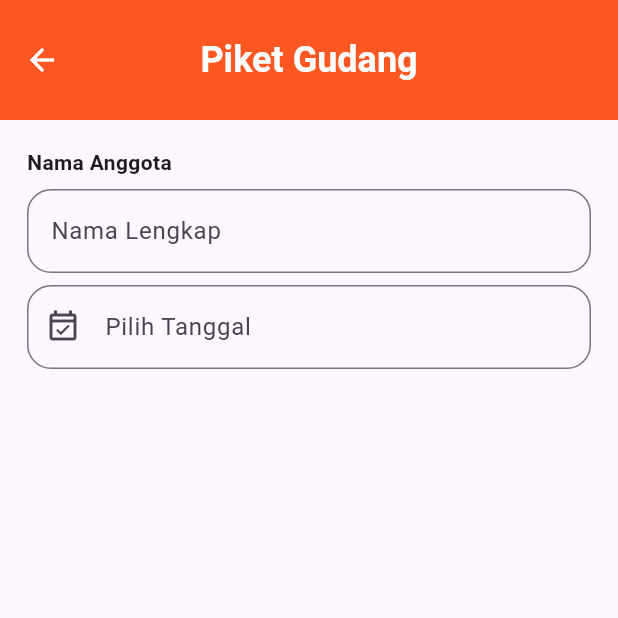
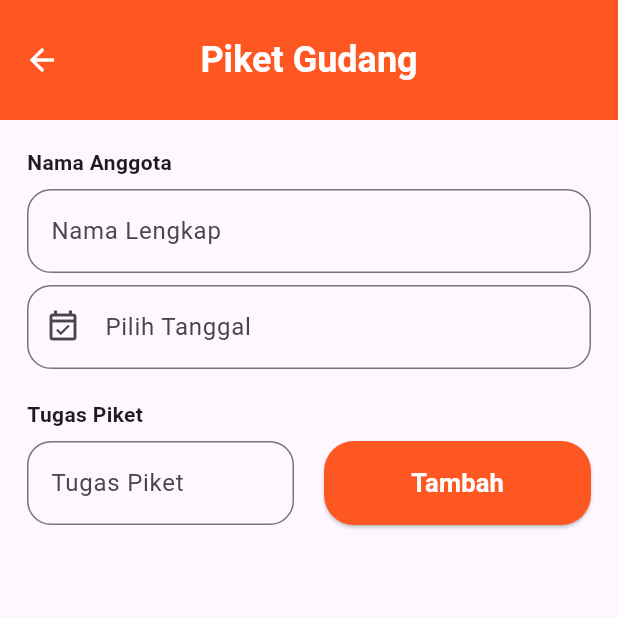
Before and after one commit to RezaAzharii/20220140011_UCP1Flutter, a Flutter app: the DataPiketPage screen opened directly with empty values, on a phone screen of 412 x 824 dp, the top half of it. Run offline on Flutter 3.47's test engine with Material 3 defaults, Android fonts, the phone set to English and light mode, and no system bars; Roboto replaces fonts that are missing (Poppins).

Commit message:
Menambahkan layout row untuk forminput tugas dan button submit

```diff
--- a/lib/pages/data_piket_page.dart
+++ b/lib/pages/data_piket_page.dart
@@ -95,6 +95,64 @@ class _DataPiketPageState extends State<DataPiketPage> {
                     },
                     autovalidateMode: AutovalidateMode.onUserInteraction,
                   ),
+                  const SizedBox(height: 20),
+                  Align(
+                    alignment: Alignment.topLeft,
+                    child: const Text(
+                      'Tugas Piket',
+                      style: TextStyle(fontWeight: FontWeight.bold),
+                    ),
+                  ),
+                  const SizedBox(height: 8),
+                  Row(
+                    children: [
+                      Expanded(
+                        child: Column(
+                          children: [
+                            TextFormField(
+                              controller: _tugasPiketController,
+                              decoration: InputDecoration(
+                                hintText: "Tugas Piket",
+                                border: OutlineInputBorder(
+                                  borderRadius: BorderRadius.circular(16),
+                                ),
+                              ),
+
+                              autovalidateMode:
+                                  AutovalidateMode.onUserInteraction,
+                            ),
+                          ],
+                        ),
+                      ),
+                      SizedBox(width: 20),
+                      Expanded(
+                        child: ElevatedButton(
+                          onPressed: () {},
+                          style: ButtonStyle(
+                            fixedSize: WidgetStateProperty.all(
+                              const Size(400, 56),
+                            ),
+                            backgroundColor: WidgetStateProperty.all(
+                              Colors.deepOrange,
+                            ),
+                            shape: WidgetStateProperty.all(
+                              RoundedRectangleBorder(
+                                borderRadius: BorderRadius.circular(20),
+                              ),
+                            ),
+                          ),
+                          child: const Text(
+                            "Tambah",
+                            style: TextStyle(
+                              fontSize: 17,
+                              fontWeight: FontWeight.bold,
+                              color: Colors.white,
+                            ),
+                          ),
+                        ),
+                      ),
+                    ]
+                  ),
                 ],
               ),
             ),
```
